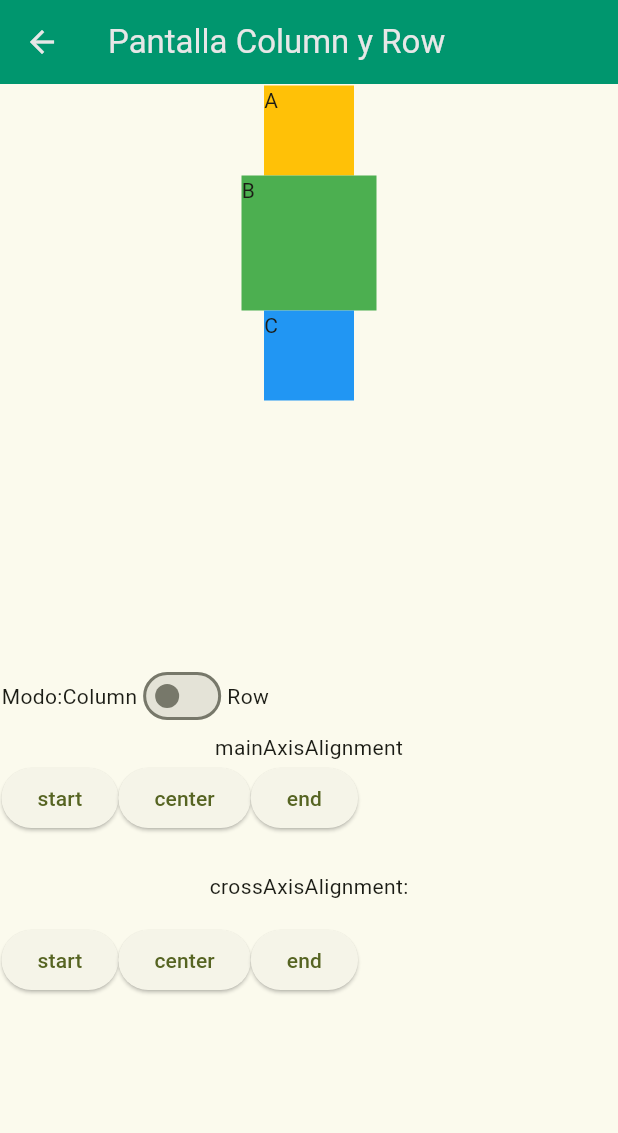
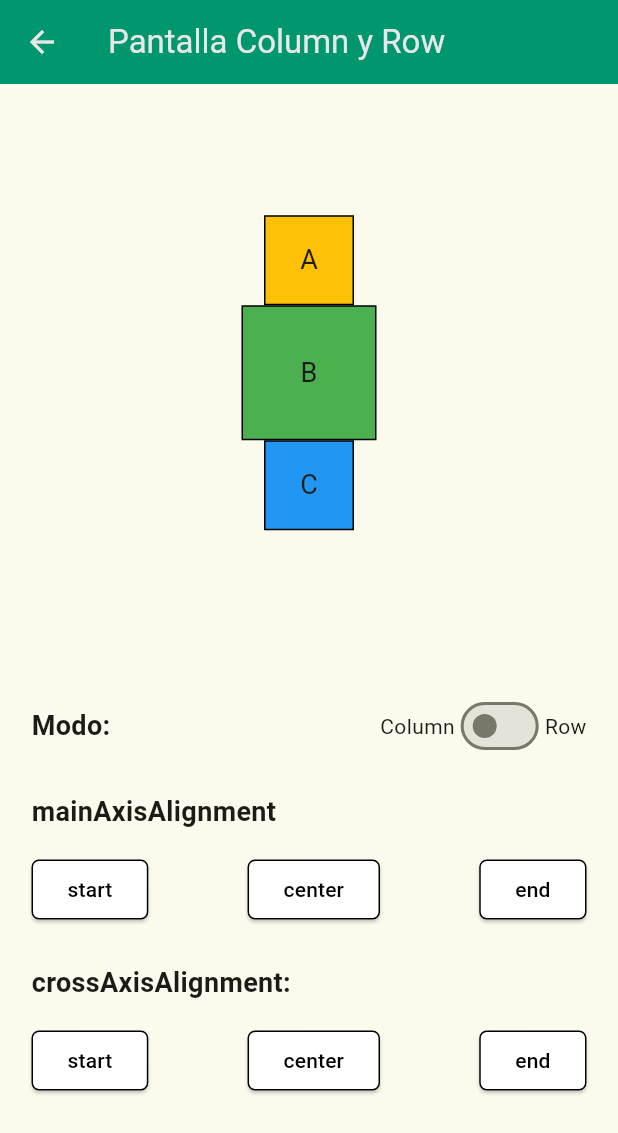
Before and after one commit to FabricioSG1/Practica_Widgets, a Flutter app: the ColumnAndRow screen opened directly, on a phone screen of 412 x 824 dp. Shown: the top 1133 px of the screen. Run offline on Flutter 3.47's test engine with Material 3 defaults, Android fonts, the phone set to English and light mode, and no system bars.

Commit message:
Column & Row Fase 3

```diff
--- a/lib/Screens/ColumnAndRow.dart
+++ b/lib/Screens/ColumnAndRow.dart
@@ -1,62 +1,107 @@
 import 'package:flutter/material.dart';
 
 class ColumnAndRow extends StatefulWidget {
+
   const ColumnAndRow({super.key});
 
   @override
   State<ColumnAndRow> createState() => _ColumnAndRowState();
 }
+class _ColumnAndRowState extends State<ColumnAndRow> {
 
-class _ColumnAndRowState extends State<ColumnAndRow> {
   @override
   Widget build(BuildContext context) {
     return Scaffold(
       appBar: AppBar(
         title: const Text("Pantalla Column y Row"),
         backgroundColor: const Color.fromARGB(255, 0, 150, 110),
-        foregroundColor: const Color.fromARGB(255, 231, 231, 231),
+        foregroundColor: Color.fromARGB(255, 231, 231, 231),
+
       ),
+
       body: Padding(
   padding: const EdgeInsets.all(1),
   child: Column(
     children: [
+
       Expanded(
-              flex: 3,
         child: Center(
           child: Column(
+            mainAxisSize: MainAxisSize.min,
             children: [
               Container(
                 width: 60,
                 height: 60,
+                alignment: Alignment.center,
+                decoration: BoxDecoration(
                   color: Colors.amber,
-                      child: const Text("A"),
+                  border: Border.all(
+                    color: Colors.black,
+                    width: 1,
                   ),
+                ),
+                child: const Text("A",
+                    style: TextStyle(
+                    fontSize: 18,
+                  ),
+                ),
+              ),
+
               Container(
                 width: 90,
                 height: 90,
+                alignment: Alignment.center,
+                decoration: BoxDecoration(
                   color: Colors.green,
-                      child: const Text("B"),
+                  border: Border.all(
+                    color: Colors.black,
+                    width: 1,
                     ),
+                  ),
+                child: const Text("B",
+                style: TextStyle(
+                    fontSize: 18,
+                  ),
+                ),
+              ),
+
               Container(
                 width: 60,
                 height: 60,
+                alignment: Alignment.center,
+                decoration: BoxDecoration(
                   color: Colors.blue,
-                      child: const Text("C"),
+                  border: Border.all(
+                    color: Colors.black,
+                    width: 1,
+                  ),
+                ),
+                child: const Text("C",
+                    style: TextStyle(
+                    fontSize: 18,
+                  ),
+                ),
             ),
           ],
         ),
       ),
     ),
-            Expanded(
-              flex: 3,
+
+      Expanded(child: Container(
+        padding: EdgeInsets.all(20),
         child: Column(
+          crossAxisAlignment: CrossAxisAlignment.start,
           children: [
             Row(
               children: [
                 const Text(
                   "Modo:",
-                        style: TextStyle(),
+                  style: TextStyle(
+                    fontWeight: FontWeight.bold,
+                    fontSize: 18,
                   ),
+                ),
+                const Spacer(),
                 const Text("Column"),
                 Switch(
                   value: false,
@@ -65,46 +110,142 @@ class _ColumnAndRowState extends State<ColumnAndRow> {
                 const Text("Row"),
               ],
             ),
-                  const Text("mainAxisAlignment"),
+            const SizedBox(height: 20),
+            const Text("mainAxisAlignment",
+              style: TextStyle(
+                fontWeight: FontWeight.bold,
+                fontSize: 18,
+              ),
+            ),
+            const SizedBox(height: 15),
             Row(
+              mainAxisAlignment: MainAxisAlignment.spaceBetween,
               children: [
                 ElevatedButton(
                   onPressed: () {},
+                  style: ElevatedButton.styleFrom(
+                    backgroundColor: Colors.white,
+                    foregroundColor: Colors.black,
+                    shape: const RoundedRectangleBorder(
+                      borderRadius: BorderRadius.all(
+                        Radius.circular(5),
+                      ),
+                      side: BorderSide(
+                        color: Colors.black,
+                        width: 1,
+                      ),
+                    ),
+                  ),
                   child: const Text("start"),
                 ),
+
                 ElevatedButton(
                   onPressed: () {},
+                  style: ElevatedButton.styleFrom(
+                    backgroundColor: Colors.white,
+                    foregroundColor: Colors.black,
+                    shape: const RoundedRectangleBorder(
+                      borderRadius: BorderRadius.all(
+                        Radius.circular(5),
+                      ),
+                      side: BorderSide(
+                        color: Colors.black,
+                        width: 1,
+                      ),
+                    ),
+                  ),
                   child: const Text("center"),
                 ),
+
                 ElevatedButton(
                   onPressed: () {},
+                  style: ElevatedButton.styleFrom(
+                    backgroundColor: Colors.white,
+                    foregroundColor: Colors.black,
+                    shape: const RoundedRectangleBorder(
+                      borderRadius: BorderRadius.all(
+                        Radius.circular(5),
+                      ),
+                      side: BorderSide(
+                        color: Colors.black,
+                        width: 1,
+                      ),
+                    ),
+                  ),
                   child: const Text("end"),
                 ),
               ],
             ),
+
             const SizedBox(height: 25),
-                  const Text(
-                    "crossAxisAlignment:",
-                    style: TextStyle(),
+            const Text("crossAxisAlignment:",
+              style: TextStyle(
+                fontWeight: FontWeight.bold,
+                fontSize: 18,
               ),
+            ),
+
             const SizedBox(height: 15),
             Row(
+              mainAxisAlignment: MainAxisAlignment.spaceBetween,
               children: [
                 ElevatedButton(
                   onPressed: () {},
+                  style: ElevatedButton.styleFrom(
+                    backgroundColor: Colors.white,
+                    foregroundColor: Colors.black,
+                    shape: const RoundedRectangleBorder(
+                      borderRadius: BorderRadius.all(
+                        Radius.circular(5),
+                      ),
+                      side: BorderSide(
+                        color: Colors.black,
+                        width: 1,
+                      ),
+                    ),
+                  ),
                   child: const Text("start"),
                 ),
+
                 ElevatedButton(
                   onPressed: () {},
+                  style: ElevatedButton.styleFrom(
+                    backgroundColor: Colors.white,
+                    foregroundColor: Colors.black,
+                    shape: const RoundedRectangleBorder(
+                      borderRadius: BorderRadius.all(
+                        Radius.circular(5),
+                      ),
+                      side: BorderSide(
+                        color: Colors.black,
+                        width: 1,
+                      ),
+                    ),
+                  ),
                   child: const Text("center"),
                 ),
+
                 ElevatedButton(
                   onPressed: () {},
+                  style: ElevatedButton.styleFrom(
+                    backgroundColor: Colors.white,
+                    foregroundColor: Colors.black,
+                    shape: const RoundedRectangleBorder(
+                      borderRadius: BorderRadius.all(
+                        Radius.circular(5),
+                      ),
+                      side: BorderSide(
+                        color: Colors.black,
+                        width: 1,
+                      ),
+                    ),
+                  ),
                   child: const Text("end"),
                 ),
               ],
             ),
           ],
+        ),
       ),
       ),
     ],
```
Lines whose indentation alone changed are shown as unchanged.
